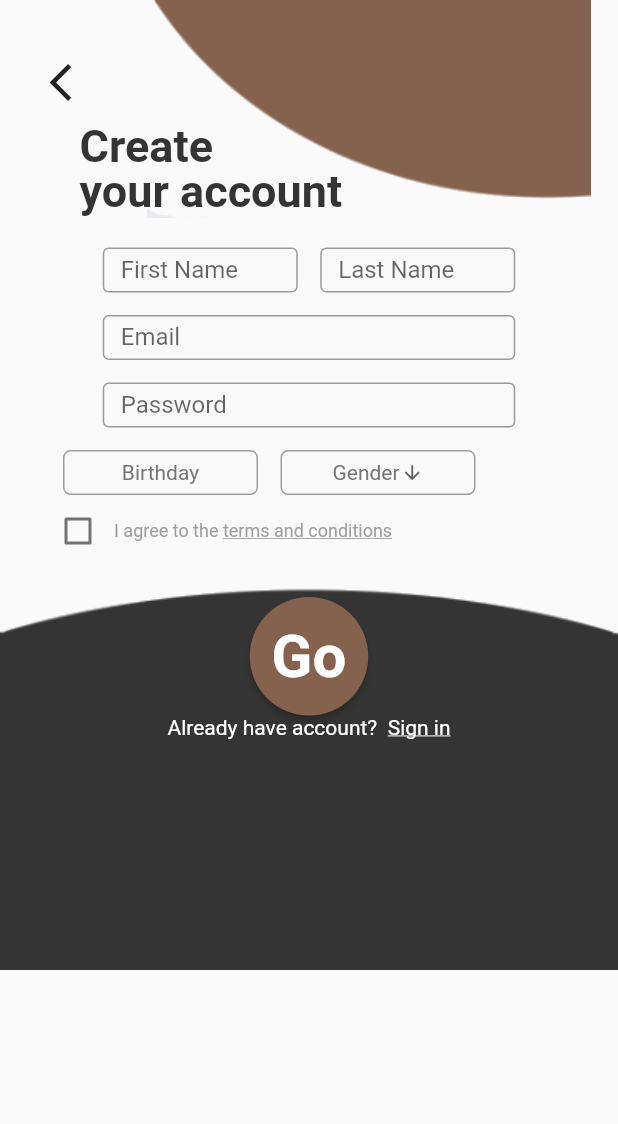
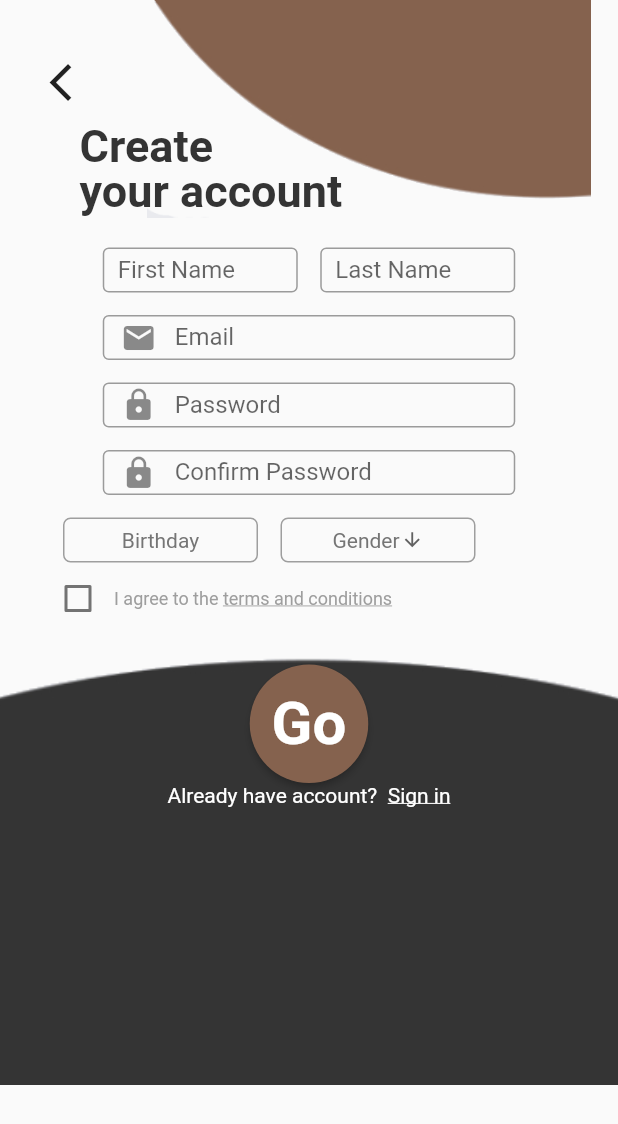
Before and after one commit to Christiann12/messagingApp, a Flutter app: the screen it shows after launch, after a tap on "Sign up", on a phone screen of 412 x 824 dp. Shown: the top 1124 px of the screen. Run offline on Flutter 3.47's test engine with Material 2 defaults, Android fonts, the phone set to English and light mode, and no system bars; our stand-ins replace cloud_firestore, firebase_auth, flutter_datetime_picker; accounts and stored records are empty.

Commit message:
fix: Registration UI
Fixed texfieldPadding
Added Icons to the textfields
Fixed White space in the bottom part

```diff
--- a/lib/screens/login.dart
+++ b/lib/screens/login.dart
@@ -14,7 +14,6 @@ class Login extends StatefulWidget {
 }
 
 class _LoginState extends State<Login> {
-
   @override
   Widget build(BuildContext context) {
     var checkBoxValue = false;
@@ -57,17 +56,19 @@ class _LoginState extends State<Login> {
                 child: Column(
                   crossAxisAlignment: CrossAxisAlignment.start,
                   children: <Widget>[
-                    Text(
-                      'E-mail',
-                      style: kinputTextStyle,
-                    ),
+                    // Text(
+                    //   'E-mail',
+                    //   style: kinputTextStyle,
+                    // ),
                     Container(
                       height: 30.0,
                       child: TextField(
                         decoration: InputDecoration(
+                          prefixIcon: Icon(Icons.mail),
+                          hintText: 'E-mail',
                           border: UnderlineInputBorder(),
                         ),
-                        onChanged: (val){
+                        onChanged: (val) {
                           email = val;
                         },
                       ),
@@ -83,14 +84,14 @@ class _LoginState extends State<Login> {
                     Row(
                       mainAxisAlignment: MainAxisAlignment.spaceBetween,
                       children: <Widget>[
-                        Text(
-                          'Password',
-                          style: kinputTextStyle,
-                        ),
-                        Text(
-                          'Forgot?',
-                          style: TextStyle(fontSize: 10.0, color: Colors.grey),
-                        ),
+                        // Text(
+                        //   'Password',
+                        //   style: kinputTextStyle,
+                        // ),
+                        // Text(
+                        //   'Forgot?',
+                        //   style: TextStyle(fontSize: 10.0, color: Colors.grey),
+                        // ),
                       ],
                     ),
                     Container(
@@ -107,9 +108,11 @@ class _LoginState extends State<Login> {
                         TextField(
                           obscureText: true,
                           decoration: InputDecoration(
+                            prefixIcon: Icon(Icons.lock),
+                            hintText: 'Password',
                             border: UnderlineInputBorder(),
                           ),
-                          onChanged: (val){
+                          onChanged: (val) {
                             password = val;
                           },
                         ),
@@ -140,17 +143,16 @@ class _LoginState extends State<Login> {
               Center(
                 child: MaterialButton(
                   height: 50.0,
-                  onPressed: () async{
-                    if(email != null && password != null){
-                      dynamic result = await _authProcess.signInEmailAndPassword(email,password);
-                       if(result == null){
+                  onPressed: () async {
+                    if (email != null && password != null) {
+                      dynamic result = await _authProcess
+                          .signInEmailAndPassword(email, password);
+                      if (result == null) {
                         print('error');
-                       }
-                       else{
+                      } else {
                         print(result.uid);
-                       }
-                    }
-                    else{
+                      }
+                    } else {
                       print('All fields should be filled up');
                     }
                   },
@@ -168,7 +170,7 @@ class _LoginState extends State<Login> {
                   Text('Dont have an account?'),
                   SizedBox(width: 5.0),
                   GestureDetector(
-                    onTap: (){
+                    onTap: () {
                       Navigator.push(
                         context,
                         MaterialPageRoute(builder: (context) => RegisterUi()),
--- a/lib/screens/registerui.dart
+++ b/lib/screens/registerui.dart
@@ -26,8 +26,10 @@ class _RegisterUiState extends State<RegisterUi> {
   Widget build(BuildContext context) {
     return Scaffold(
       body: SingleChildScrollView(
+        physics: NeverScrollableScrollPhysics(),
         child: SafeArea(
           child: Column(
+            mainAxisAlignment: MainAxisAlignment.spaceBetween,
             children: <Widget>[
               Container(
                 margin: EdgeInsets.only(bottom: 20.0),
@@ -80,10 +82,11 @@ class _RegisterUiState extends State<RegisterUi> {
                     width: 130.0,
                     child: TextField(
                       decoration: InputDecoration(
+                        contentPadding: EdgeInsets.only(left: 10),
                         labelText: 'First Name',
                         border: OutlineInputBorder(),
                       ),
-                      onChanged: (val){
+                      onChanged: (val) {
                         firstName = val;
                       },
                     ),
@@ -94,10 +97,11 @@ class _RegisterUiState extends State<RegisterUi> {
                     width: 130.0,
                     child: TextField(
                       decoration: InputDecoration(
+                        contentPadding: EdgeInsets.only(left: 10),
                         labelText: 'Last Name',
                         border: OutlineInputBorder(),
                       ),
-                      onChanged: (val){
+                      onChanged: (val) {
                         lastName = val;
                       },
                     ),
@@ -113,6 +117,8 @@ class _RegisterUiState extends State<RegisterUi> {
                     width: 275.0,
                     child: TextField(
                       decoration: InputDecoration(
+                        contentPadding: EdgeInsets.only(right: 0),
+                        prefixIcon: Icon(Icons.mail),
                         labelText: 'Email',
                         border: OutlineInputBorder(),
                       ),
@@ -133,7 +139,27 @@ class _RegisterUiState extends State<RegisterUi> {
                     child: TextField(
                       obscureText: true,
                       decoration: InputDecoration(
+                        contentPadding: EdgeInsets.only(right: 0),
+                        prefixIcon: Icon(Icons.lock),
                         labelText: 'Password',
+                        border: OutlineInputBorder(),
+                      ),
+                      onChanged: (val) {
+                        password = val;
+                        print(password);
+                      },
+                    ),
+                  ),
+                  SizedBox(height: 15),
+                  Container(
+                    height: 30.0,
+                    width: 275.0,
+                    child: TextField(
+                      obscureText: true,
+                      decoration: InputDecoration(
+                        contentPadding: EdgeInsets.only(right: 0),
+                        prefixIcon: Icon(Icons.lock),
+                        labelText: 'Confirm Password',
                         border: OutlineInputBorder(),
                       ),
                       onChanged: (val) {
@@ -156,7 +182,8 @@ class _RegisterUiState extends State<RegisterUi> {
                           }, onConfirm: (date) {
                             setState(() {
                               _dateTime = date;
-                              bday = _dateTime.toIso8601String().substring(0, 10);
+                              bday =
+                                  _dateTime.toIso8601String().substring(0, 10);
                             });
                           },
                               currentTime: DateTime.now(),
@@ -262,11 +289,16 @@ class _RegisterUiState extends State<RegisterUi> {
                   ),
                 ],
               ),
-              Stack(
+              Container(
+                child: Stack(
                   children: <Widget>[
                     Container(
+                      height: 300,
+                      child: FittedBox(
                         child: Image(
                           image: AssetImage('images/register(lowerpart).png'),
+                        ),
+                        fit: BoxFit.fitHeight,
                       ),
                     ),
                     Positioned(
@@ -281,14 +313,25 @@ class _RegisterUiState extends State<RegisterUi> {
                                 MaterialButton(
                                   height: 50.0,
                                   onPressed: () async {
-                                  if (email != null && password != null && firstName != null && lastName != null && bday != null && gender != null && gender != 'Gender') {
+                                    if (email != null &&
+                                        password != null &&
+                                        firstName != null &&
+                                        lastName != null &&
+                                        bday != null &&
+                                        gender != null &&
+                                        gender != 'Gender') {
                                       if (password.length < 6) {
                                         print(
                                             'password should be morethan or equal to 6 characters');
                                       } else {
-                                      dynamic result =
-                                          await _auth.registerEmailAndPassword(
-                                              email, password, firstName, lastName, bday, gender);
+                                        dynamic result = await _auth
+                                            .registerEmailAndPassword(
+                                                email,
+                                                password,
+                                                firstName,
+                                                lastName,
+                                                bday,
+                                                gender);
 
                                         if (result == null) {
                                           print('error');
@@ -331,6 +374,7 @@ class _RegisterUiState extends State<RegisterUi> {
                       ),
                     ),
                   ],
+                ),
               )
             ],
           ),
```
Lines whose indentation alone changed are shown as unchanged.
